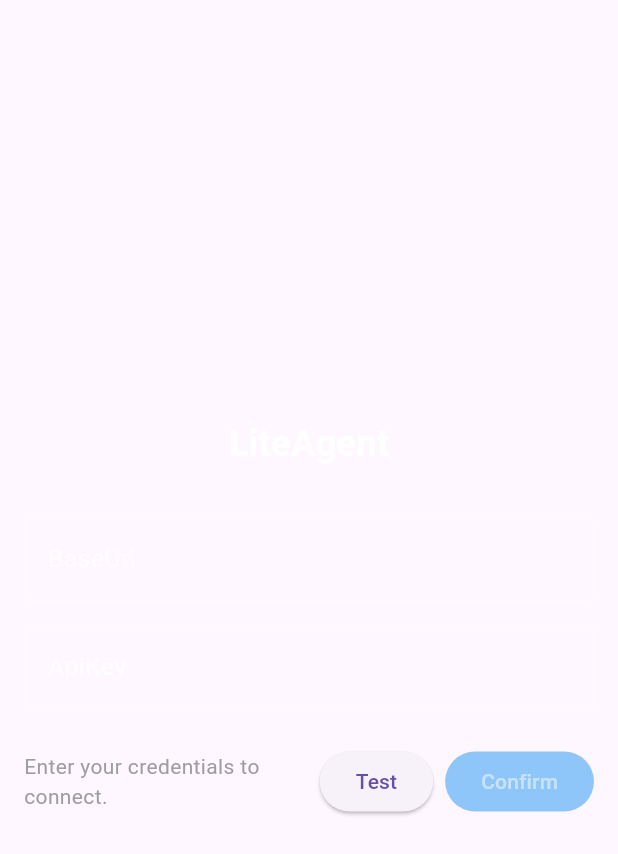
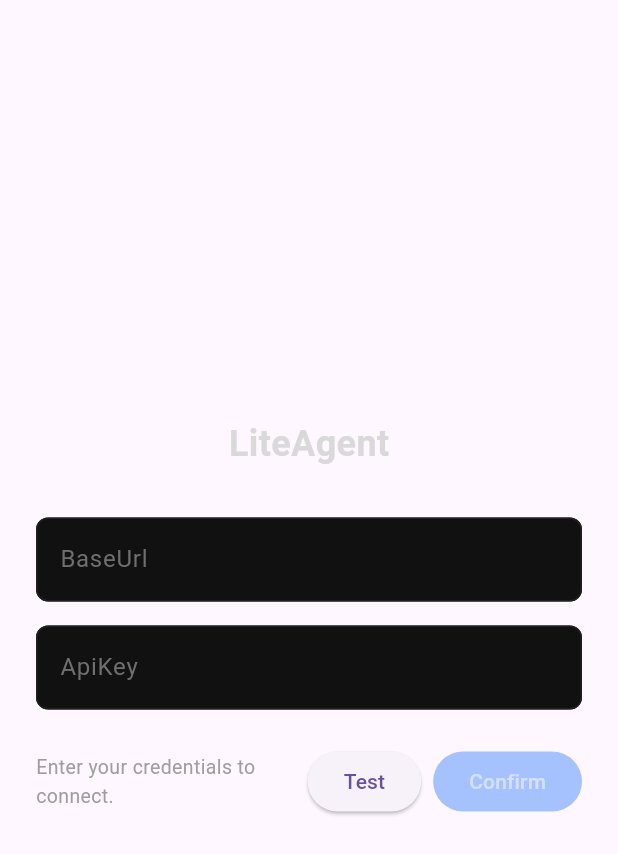
Before and after one commit to djbird2046/toney_music, a Flutter app: the LiteAgentConfigView widget shown alone on an empty page, opened directly with empty values, on a phone screen of 412 x 824 dp. Shown: the top 854 px of the screen. Run offline on Flutter 3.47's test engine with Material 3 defaults, Android fonts, the light colour scheme and no system bars; our stand-ins replace flutter_markdown, hive, hive_flutter; missing offline and left inert: dart_tags, dartssh2, desktop_drop, file_selector, ftpconnect, liteagent_sdk_dart and 4 more; accounts and stored records are empty; Roboto replaces fonts that are missing (SourceHanSans).

Commit message:
fixed theme issue

```diff
--- a/lib/ui/macos/views/liteagent_config_view.dart
+++ b/lib/ui/macos/views/liteagent_config_view.dart
@@ -3,6 +3,7 @@ import 'package:flutter/material.dart';
 import '../../../core/agent/liteagent_util.dart';
 import '../../../core/storage/liteagent_config_storage.dart';
 import 'package:liteagent_sdk_dart/liteagent_sdk_dart.dart';
+import '../macos_colors.dart';
 
 class LiteAgentConfigView extends StatefulWidget {
   const LiteAgentConfigView({super.key, required this.onConfigSaved});
@@ -43,52 +44,65 @@ class _LiteAgentConfigViewState extends State<LiteAgentConfigView> {
 
   @override
   Widget build(BuildContext context) {
+    final colors = context.macosColors;
     return Center(
       child: SizedBox(
         width: 600,
         child: Padding(
-          padding: const EdgeInsets.all(16.0),
+          padding: const EdgeInsets.all(24.0),
           child: Column(
             mainAxisAlignment: MainAxisAlignment.center,
             children: [
-              const Text(
+              Text(
                 'LiteAgent',
                 style: TextStyle(
                   fontSize: 24,
                   fontWeight: FontWeight.bold,
-                  color: Colors.white,
+                  color: colors.heading,
                 ),
               ),
               const SizedBox(height: 32),
               TextField(
                 controller: _baseUrlController,
-                style: const TextStyle(color: Colors.white),
-                decoration: const InputDecoration(
+                style: TextStyle(color: colors.heading),
+                decoration: InputDecoration(
                   labelText: 'BaseUrl',
-                  labelStyle: TextStyle(color: Colors.white70),
-                  border: OutlineInputBorder(),
+                  labelStyle: TextStyle(color: colors.mutedGrey),
+                  border: OutlineInputBorder(
+                    borderRadius: BorderRadius.circular(8),
+                  ),
                   enabledBorder: OutlineInputBorder(
-                    borderSide: BorderSide(color: Colors.white24),
+                    borderRadius: BorderRadius.circular(8),
+                    borderSide: BorderSide(color: colors.innerDivider),
                   ),
                   focusedBorder: OutlineInputBorder(
-                    borderSide: BorderSide(color: Colors.white),
+                    borderRadius: BorderRadius.circular(8),
+                    borderSide: BorderSide(color: colors.accentBlue),
                   ),
+                  filled: true,
+                  fillColor: colors.sidebar,
                 ),
               ),
               const SizedBox(height: 16.0),
               TextField(
                 controller: _apiKeyController,
-                style: const TextStyle(color: Colors.white),
-                decoration: const InputDecoration(
+                style: TextStyle(color: colors.heading),
+                decoration: InputDecoration(
                   labelText: 'ApiKey',
-                  labelStyle: TextStyle(color: Colors.white70),
-                  border: OutlineInputBorder(),
+                  labelStyle: TextStyle(color: colors.mutedGrey),
+                  border: OutlineInputBorder(
+                    borderRadius: BorderRadius.circular(8),
+                  ),
                   enabledBorder: OutlineInputBorder(
-                    borderSide: BorderSide(color: Colors.white24),
+                    borderRadius: BorderRadius.circular(8),
+                    borderSide: BorderSide(color: colors.innerDivider),
                   ),
                   focusedBorder: OutlineInputBorder(
-                    borderSide: BorderSide(color: Colors.white),
+                    borderRadius: BorderRadius.circular(8),
+                    borderSide: BorderSide(color: colors.accentBlue),
                   ),
+                  filled: true,
+                  fillColor: colors.sidebar,
                 ),
                 obscureText: true,
               ),
@@ -98,7 +112,7 @@ class _LiteAgentConfigViewState extends State<LiteAgentConfigView> {
                   Expanded(
                     child: Text(
                       _connectionMessage,
-                      style: TextStyle(color: _messageColor),
+                      style: TextStyle(color: _messageColor, fontSize: 13),
                     ),
                   ),
                   ElevatedButton(
@@ -109,9 +123,9 @@ class _LiteAgentConfigViewState extends State<LiteAgentConfigView> {
                   ElevatedButton(
                     onPressed: _isConnectionSuccessful ? _confirmConfig : null,
                     style: ElevatedButton.styleFrom(
-                      backgroundColor: Colors.blue,
+                      backgroundColor: colors.accentBlue,
                       foregroundColor: Colors.white,
-                      disabledBackgroundColor: Colors.blue.withAlpha(128),
+                      disabledBackgroundColor: colors.accentBlue.withAlpha(128),
                       disabledForegroundColor: Colors.white.withAlpha(128),
                     ),
                     child: const Text('Confirm'),
```
